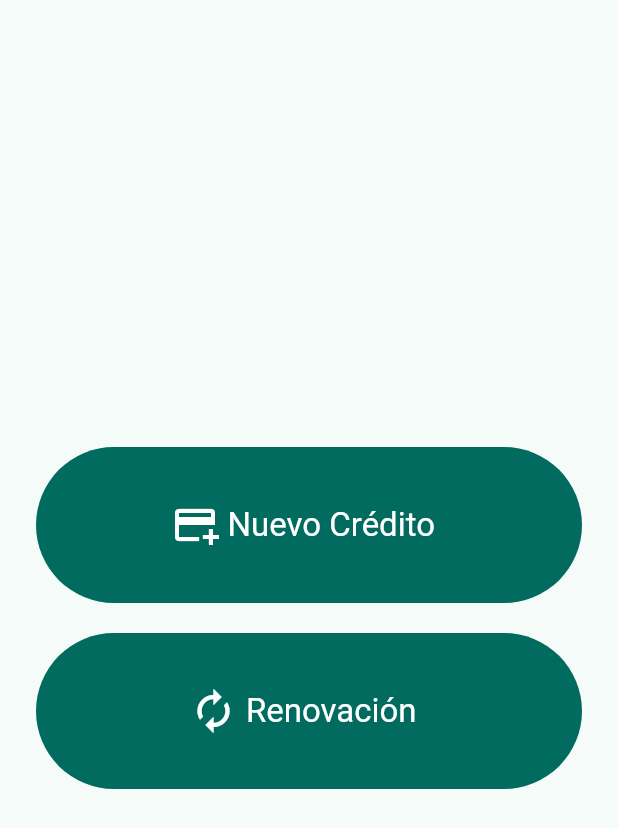
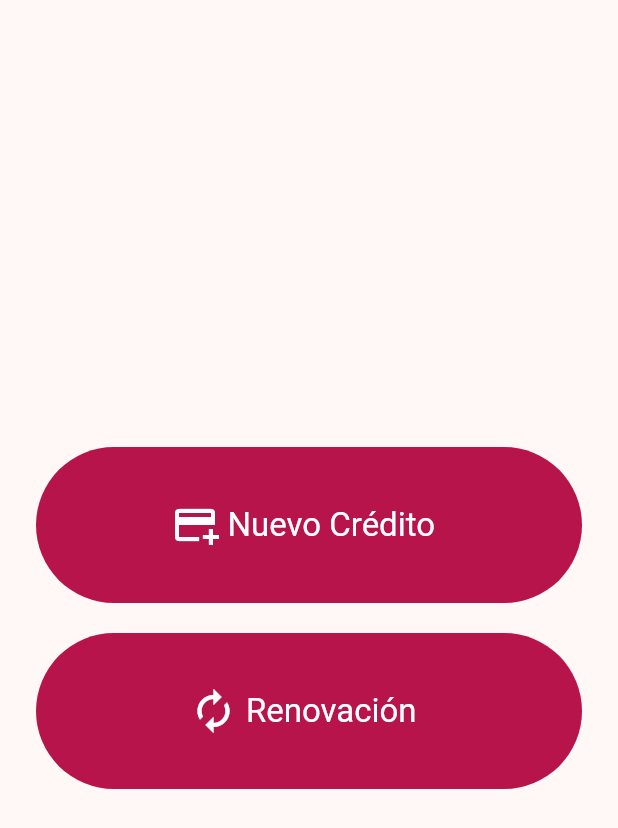
Before and after one commit to alexgzzm/cdmujer-app-prestamos, a Flutter app: the screen it shows after launch, on a phone screen of 412 x 824 dp. Shown: the top 828 px of the screen. Run offline on Flutter 3.47's test engine with Material 3 defaults, Android fonts, the light colour scheme and no system bars; our stand-ins replace flutter_riverpod, flutter_secure_storage, go_router; network calls fail.

Commit message:
feat: customize login branding and button colors

```diff
--- a/lib/app/theme/app_theme.dart
+++ b/lib/app/theme/app_theme.dart
@@ -1,7 +1,8 @@
 import 'package:flutter/material.dart';
 
 abstract final class AppTheme {
-  static const Color _seedColor = Color(0xFF00695C);
+  static const Color _brandColor = Color(0xFFB6144B);
+  static const Color _onBrandColor = Colors.white;
 
   static ThemeData get lightTheme => _theme(Brightness.light);
 
@@ -9,11 +10,40 @@ abstract final class AppTheme {
   static ThemeData get darkTheme => _theme(Brightness.dark);
 
   static ThemeData _theme(Brightness brightness) {
+    final ColorScheme colorScheme = ColorScheme.fromSeed(
+      seedColor: _brandColor,
+      brightness: brightness,
+    ).copyWith(
+      primary: _brandColor,
+      onPrimary: _onBrandColor,
+    );
+
     return ThemeData(
       useMaterial3: true,
-      colorScheme: ColorScheme.fromSeed(
-        seedColor: _seedColor,
-        brightness: brightness,
+      colorScheme: colorScheme,
+      filledButtonTheme: FilledButtonThemeData(
+        style: FilledButton.styleFrom(
+          backgroundColor: _brandColor,
+          foregroundColor: _onBrandColor,
+        ),
+      ),
+      elevatedButtonTheme: ElevatedButtonThemeData(
+        style: ElevatedButton.styleFrom(
+          backgroundColor: _brandColor,
+          foregroundColor: _onBrandColor,
+        ),
+      ),
+      outlinedButtonTheme: OutlinedButtonThemeData(
+        style: OutlinedButton.styleFrom(
+          foregroundColor: _brandColor,
+          side: const BorderSide(color: _brandColor),
+        ),
+      ),
+      textButtonTheme: TextButtonThemeData(
+        style: TextButton.styleFrom(foregroundColor: _brandColor),
+      ),
+      iconButtonTheme: IconButtonThemeData(
+        style: IconButton.styleFrom(foregroundColor: _brandColor),
       ),
     );
   }
--- /dev/null
+++ b/lib/core/constants/app_branding.dart
@@ -0,0 +1,5 @@
+abstract final class AppBranding {
+  /// Reemplaza esta URL por la dirección pública del logotipo del cliente.
+  static const String logoUrl =
+      'https://placehold.co/240x120/FFFFFF/B6144B?text=LOGOTIPO';
+}
--- a/lib/features/auth/presentation/pages/login_page.dart
+++ b/lib/features/auth/presentation/pages/login_page.dart
@@ -1,5 +1,6 @@
 import 'package:cdmujer_app_prestamos/features/auth/data/datasources/auth_remote_data_source.dart';
 import 'package:cdmujer_app_prestamos/features/auth/presentation/providers/auth_providers.dart';
+import 'package:cdmujer_app_prestamos/features/auth/presentation/widgets/login_logo.dart';
 import 'package:flutter/material.dart';
 import 'package:flutter_riverpod/flutter_riverpod.dart';
 import 'package:go_router/go_router.dart';
@@ -68,6 +69,8 @@ class _LoginPageState extends ConsumerState<LoginPage> {
                 child: Column(
                   crossAxisAlignment: CrossAxisAlignment.stretch,
                   children: <Widget>[
+                    const LoginLogo(),
+                    const SizedBox(height: 24),
                     Text(
                       'Iniciar sesión',
                       style: Theme.of(context).textTheme.headlineMedium,
```
Also changed, not shown: lib/features/auth/presentation/widgets/login_logo.dart (added, +26 -0 lines).
